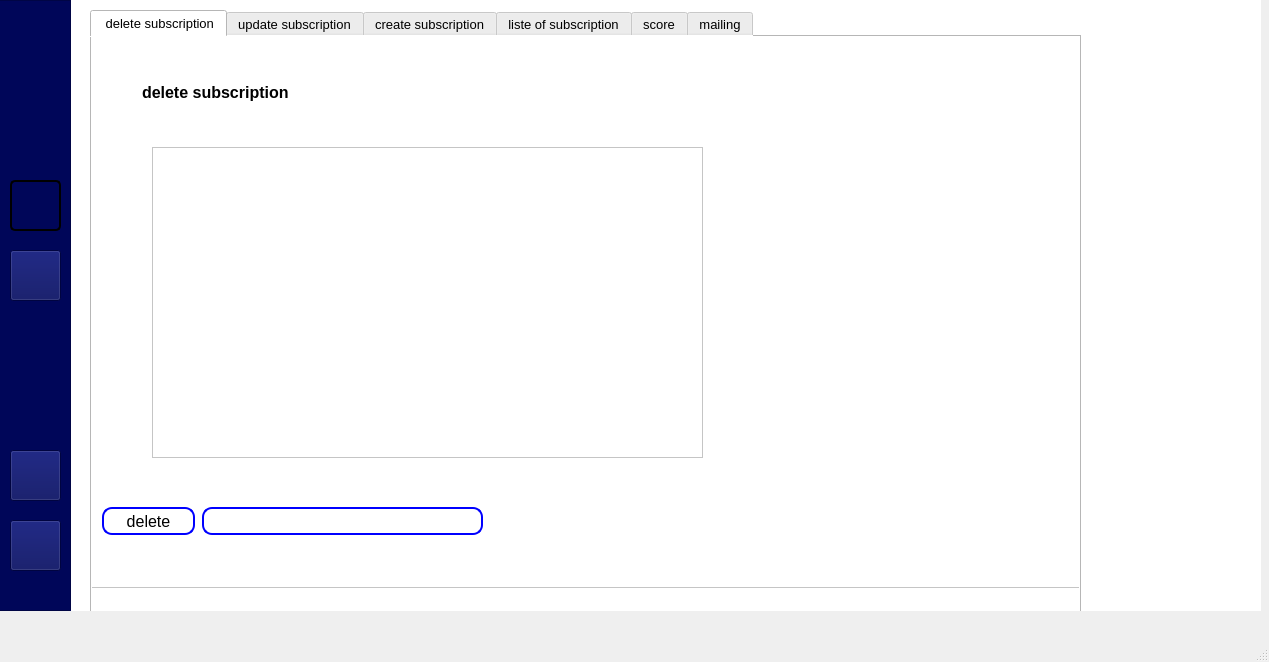
This is mainwindow.ui in Projet-CPP-2A6/Nautica as Qt 5 draws it before an edit. The edited form follows.
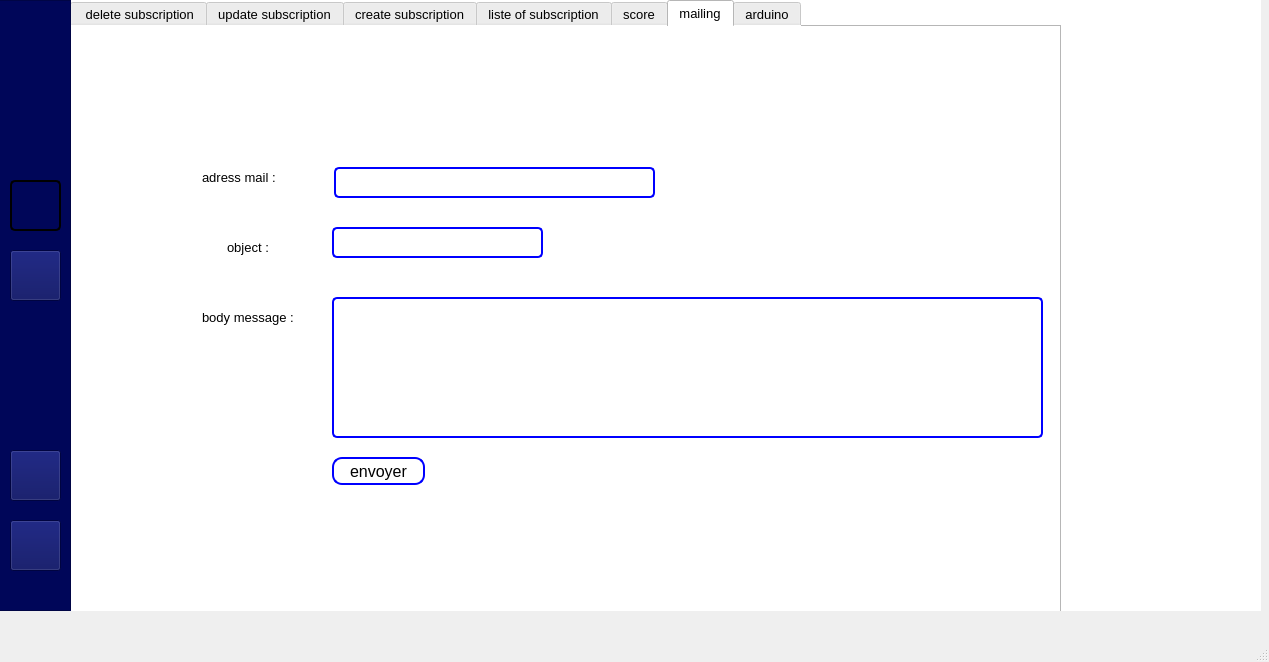
This is the edited form. The open tabs and pages were chosen to show the change. Icons and pictures are not drawn.

```diff
--- a/mainwindow.ui
+++ b/mainwindow.ui
@@ -5288,8 +5288,8 @@
      <widget class="QTabWidget" name="tabWidget_4">
       <property name="geometry">
        <rect>
-        <x>20</x>
-        <y>10</y>
+        <x>0</x>
+        <y>0</y>
         <width>991</width>
         <height>651</height>
        </rect>
@@ -5314,7 +5314,7 @@
         <height>20</height>
        </size>
       </property>
-      <widget class="QWidget" name="tab_7">
+      <widget class="QWidget" name="tab_12">
        <attribute name="title">
         <string> delete subscription</string>
        </attribute>
@@ -5383,7 +5383,7 @@
     </string>
          </property>
         </widget>
-        <widget class="QLabel" name="label_51">
+        <widget class="QLabel" name="label_57">
          <property name="geometry">
           <rect>
            <x>60</x>
@@ -5415,11 +5415,11 @@
         </widget>
        </widget>
       </widget>
-      <widget class="QWidget" name="tab_9">
+      <widget class="QWidget" name="tab_13">
        <attribute name="title">
         <string>update subscription</string>
        </attribute>
-       <widget class="QFrame" name="frame_15">
+       <widget class="QFrame" name="frame_17">
         <property name="geometry">
          <rect>
           <x>-10</x>
@@ -5437,7 +5437,7 @@
         <property name="frameShadow">
          <enum>QFrame::Raised</enum>
         </property>
-        <widget class="QLabel" name="label_52">
+        <widget class="QLabel" name="label_58">
          <property name="geometry">
           <rect>
            <x>40</x>
@@ -5457,7 +5457,7 @@
           <string>update subscription</string>
          </property>
         </widget>
-        <widget class="QLabel" name="label_53">
+        <widget class="QLabel" name="label_59">
          <property name="geometry">
           <rect>
            <x>370</x>
@@ -5497,7 +5497,7 @@
 </string>
          </property>
         </widget>
-        <widget class="QLabel" name="label_54">
+        <widget class="QLabel" name="label_60">
          <property name="geometry">
           <rect>
            <x>40</x>
@@ -5558,7 +5558,7 @@
           </property>
          </item>
         </widget>
-        <widget class="QLabel" name="label_55">
+        <widget class="QLabel" name="label_61">
          <property name="geometry">
           <rect>
            <x>50</x>
@@ -5598,7 +5598,7 @@
 </string>
          </property>
         </widget>
-        <widget class="QLabel" name="label_56">
+        <widget class="QLabel" name="label_62">
          <property name="geometry">
           <rect>
            <x>420</x>
@@ -5803,7 +5803,7 @@
         </widget>
        </widget>
       </widget>
-      <widget class="QWidget" name="tab_11">
+      <widget class="QWidget" name="tab_15">
        <attribute name="title">
         <string>create subscription</string>
        </attribute>
@@ -6190,11 +6190,11 @@
         </widget>
        </widget>
       </widget>
-      <widget class="QWidget" name="tab_10">
+      <widget class="QWidget" name="tab_16">
        <attribute name="title">
         <string>liste of subscription</string>
        </attribute>
-       <widget class="QFrame" name="frame_16">
+       <widget class="QFrame" name="frame_21">
         <property name="geometry">
          <rect>
           <x>-10</x>
@@ -6434,7 +6434,7 @@
         </widget>
        </widget>
       </widget>
-      <widget class="QWidget" name="tab_12">
+      <widget class="QWidget" name="tab_17">
        <attribute name="title">
         <string>score</string>
        </attribute>
@@ -6692,7 +6692,7 @@
         </widget>
        </widget>
       </widget>
-      <widget class="QWidget" name="tab_13">
+      <widget class="QWidget" name="tab_18">
        <attribute name="title">
         <string>mailing</string>
        </attribute>
@@ -6700,11 +6700,26 @@
         <property name="geometry">
          <rect>
           <x>260</x>
-          <y>380</y>
+          <y>430</y>
           <width>93</width>
           <height>28</height>
          </rect>
         </property>
+        <property name="styleSheet">
+         <string notr="true">QPushButton {
+    background-color: #ffffff; /* Fond blanc */
+    border: 2px solid blue; /* Bordure bleue */
+    border-radius: 10px; /* Coins arrondis */
+    padding: 1px 2px; /* Espacement intérieur */
+    color: black; /* Couleur du texte */
+    font-size: 16px; /* Taille de la police */
+}
+
+QPushButton:pressed {
+    background-color: blue; /* Nouvelle couleur lorsque le bouton est enfoncé */
+}
+</string>
+        </property>
         <property name="text">
          <string>envoyer</string>
         </property>
@@ -6714,71 +6729,173 @@
          <rect>
           <x>262</x>
           <y>140</y>
-          <width>171</width>
-          <height>22</height>
+          <width>321</width>
+          <height>31</height>
          </rect>
         </property>
+        <property name="styleSheet">
+         <string notr="true">
+    border: 2px solid black; 
+    border-radius:5px ;
+    padding: 3px;
+    border-color: blue;
+
+
+</string>
+        </property>
        </widget>
        <widget class="QLineEdit" name="objetEmail">
         <property name="geometry">
          <rect>
-          <x>262</x>
-          <y>190</y>
-          <width>171</width>
-          <height>22</height>
+          <x>260</x>
+          <y>200</y>
+          <width>211</width>
+          <height>31</height>
          </rect>
         </property>
+        <property name="styleSheet">
+         <string notr="true">
+    border: 2px solid black; 
+    border-radius:5px ;
+    padding: 3px;
+    border-color: blue;
+
+
+</string>
+        </property>
        </widget>
        <widget class="QLineEdit" name="bodyEmail">
         <property name="geometry">
          <rect>
-          <x>252</x>
-          <y>250</y>
-          <width>181</width>
-          <height>81</height>
+          <x>260</x>
+          <y>270</y>
+          <width>711</width>
+          <height>141</height>
          </rect>
         </property>
+        <property name="styleSheet">
+         <string notr="true">
+    border: 2px solid black; 
+    border-radius:5px ;
+    padding: 3px;
+    border-color: blue;
+
+
+</string>
+        </property>
        </widget>
-       <widget class="QLabel" name="label_71">
+       <widget class="QLabel" name="label_80">
         <property name="geometry">
          <rect>
-          <x>155</x>
+          <x>130</x>
           <y>140</y>
-          <width>91</width>
+          <width>121</width>
           <height>20</height>
          </rect>
         </property>
         <property name="text">
-         <string>to</string>
+         <string>adress mail :</string>
         </property>
        </widget>
-       <widget class="QLabel" name="label_73">
+       <widget class="QLabel" name="label_81">
         <property name="geometry">
          <rect>
           <x>155</x>
-          <y>190</y>
+          <y>210</y>
           <width>91</width>
           <height>20</height>
          </rect>
         </property>
         <property name="text">
-         <string>object</string>
+         <string>object :</string>
         </property>
        </widget>
-       <widget class="QLabel" name="label_74">
+       <widget class="QLabel" name="label_82">
         <property name="geometry">
          <rect>
-          <x>155</x>
-          <y>240</y>
-          <width>91</width>
+          <x>130</x>
+          <y>280</y>
+          <width>121</width>
           <height>20</height>
          </rect>
         </property>
         <property name="text">
-         <string>body</string>
+         <string>body message :</string>
         </property>
        </widget>
       </widget>
+      <widget class="QWidget" name="tab_19">
+       <attribute name="title">
+        <string>arduino</string>
+       </attribute>
+       <widget class="QFrame" name="frame_22">
+        <property name="geometry">
+         <rect>
+          <x>0</x>
+          <y>-10</y>
+          <width>981</width>
+          <height>571</height>
+         </rect>
+        </property>
+        <property name="styleSheet">
+         <string notr="true">background:rgb(255, 255, 255);</string>
+        </property>
+        <property name="frameShape">
+         <enum>QFrame::StyledPanel</enum>
+        </property>
+        <property name="frameShadow">
+         <enum>QFrame::Raised</enum>
+        </property>
+        <widget class="QLabel" name="label_83">
+         <property name="geometry">
+          <rect>
+           <x>50</x>
+           <y>40</y>
+           <width>511</width>
+           <height>31</height>
+          </rect>
+         </property>
+         <property name="font">
+          <font>
+           <pointsize>18</pointsize>
+           <weight>75</weight>
+           <bold>true</bold>
+          </font>
+         </property>
+         <property name="text">
+          <string>check temperature</string>
+         </property>
+        </widget>
+        <widget class="QPushButton" name="pushButton_4">
+         <property name="geometry">
+          <rect>
+           <x>180</x>
+           <y>210</y>
+           <width>561</width>
+           <height>61</height>
+          </rect>
+         </property>
+         <property name="styleSheet">
+          <string notr="true">QPushButton {
+    background-color: #ffffff; /* Fond blanc */
+    border: 2px solid blue; /* Bordure bleue */
+    border-radius: 10px; /* Coins arrondis */
+    padding: 1px 2px; /* Espacement intérieur */
+    color: black; /* Couleur du texte */
+    font-size: 16px; /* Taille de la police */
+}
+
+QPushButton:pressed {
+    background-color: blue; /* Nouvelle couleur lorsque le bouton est enfoncé */
+}
+</string>
+         </property>
+         <property name="text">
+          <string>show temperature</string>
+         </property>
+        </widget>
+       </widget>
+      </widget>
      </widget>
     </widget>
     <widget class="QWidget" name="M6"/>
```
Left out of the diff: 86 changed lines with no effect on the pictures.
